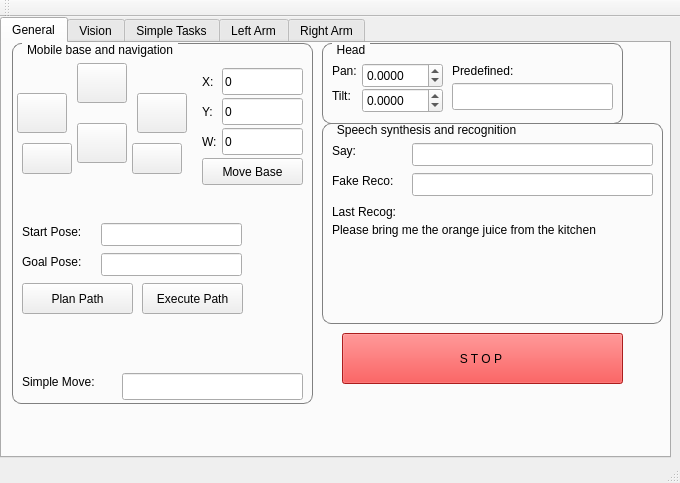
First picture: the form in catkin_ws/src/hri/justina_gui/src/MainWindow.ui, repository mnegretev/ComputerVisionForRobotics-2024-2, before the edit.
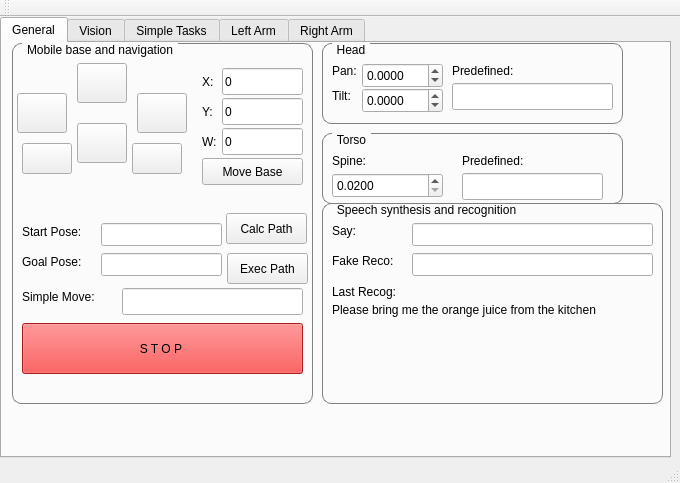
Second picture: the form after the edit.

Patch:
```diff
--- a/catkin_ws/src/hri/justina_gui/src/MainWindow.ui
+++ b/catkin_ws/src/hri/justina_gui/src/MainWindow.ui
@@ -69,14 +69,14 @@
       <widget class="QPushButton" name="navBtnExecPath">
        <property name="geometry">
         <rect>
-         <x>130</x>
-         <y>240</y>
-         <width>101</width>
+         <x>215</x>
+         <y>210</y>
+         <width>81</width>
          <height>31</height>
         </rect>
        </property>
        <property name="text">
-        <string>Execute Path</string>
+        <string>Exec Path</string>
        </property>
       </widget>
       <widget class="QLineEdit" name="navTxtStartPose">
@@ -84,7 +84,7 @@
         <rect>
          <x>89</x>
          <y>180</y>
-         <width>141</width>
+         <width>121</width>
          <height>23</height>
         </rect>
        </property>
@@ -94,7 +94,7 @@
         <rect>
          <x>89</x>
          <y>210</y>
-         <width>141</width>
+         <width>121</width>
          <height>23</height>
         </rect>
        </property>
@@ -115,14 +115,14 @@
       <widget class="QPushButton" name="navBtnCalcPath">
        <property name="geometry">
         <rect>
-         <x>10</x>
-         <y>240</y>
-         <width>111</width>
+         <x>214</x>
+         <y>170</y>
+         <width>81</width>
          <height>31</height>
         </rect>
        </property>
        <property name="text">
-        <string>Plan Path</string>
+        <string>Calc Path</string>
        </property>
       </widget>
       <widget class="QLabel" name="navLblGoalPose">
@@ -142,7 +142,7 @@
        <property name="geometry">
         <rect>
          <x>10</x>
-         <y>330</y>
+         <y>245</y>
          <width>101</width>
          <height>17</height>
         </rect>
@@ -155,7 +155,7 @@
        <property name="geometry">
         <rect>
          <x>110</x>
-         <y>330</y>
+         <y>245</y>
          <width>181</width>
          <height>27</height>
         </rect>
@@ -328,6 +328,461 @@
         <string>0</string>
        </property>
       </widget>
+      <widget class="QPushButton" name="btnStop">
+       <property name="geometry">
+        <rect>
+         <x>10</x>
+         <y>280</y>
+         <width>281</width>
+         <height>51</height>
+        </rect>
+       </property>
+       <property name="palette">
+        <palette>
+         <active>
+          <colorrole role="WindowText">
+           <brush brushstyle="SolidPattern">
+            <color alpha="255">
+             <red>0</red>
+             <green>0</green>
+             <blue>0</blue>
+            </color>
+           </brush>
+          </colorrole>
+          <colorrole role="Button">
+           <brush brushstyle="SolidPattern">
+            <color alpha="255">
+             <red>239</red>
+             <green>41</green>
+             <blue>41</blue>
+            </color>
+           </brush>
+          </colorrole>
+          <colorrole role="Light">
+           <brush brushstyle="SolidPattern">
+            <color alpha="255">
+             <red>255</red>
+             <green>147</green>
+             <blue>147</blue>
+            </color>
+           </brush>
+          </colorrole>
+          <colorrole role="Midlight">
+           <brush brushstyle="SolidPattern">
+            <color alpha="255">
+             <red>247</red>
+             <green>94</green>
+             <blue>94</blue>
+            </color>
+           </brush>
+          </colorrole>
+          <colorrole role="Dark">
+           <brush brushstyle="SolidPattern">
+            <color alpha="255">
+             <red>119</red>
+             <green>20</green>
+             <blue>20</blue>
+            </color>
+           </brush>
+          </colorrole>
+          <colorrole role="Mid">
+           <brush brushstyle="SolidPattern">
+            <color alpha="255">
+             <red>159</red>
+             <green>27</green>
+             <blue>27</blue>
+            </color>
+           </brush>
+          </colorrole>
+          <colorrole role="Text">
+           <brush brushstyle="SolidPattern">
+            <color alpha="255">
+             <red>0</red>
+             <green>0</green>
+             <blue>0</blue>
+            </color>
+           </brush>
+          </colorrole>
+          <colorrole role="BrightText">
+           <brush brushstyle="SolidPattern">
+            <color alpha="255">
+             <red>255</red>
+             <green>255</green>
+             <blue>255</blue>
+            </color>
+           </brush>
+          </colorrole>
+          <colorrole role="ButtonText">
+           <brush brushstyle="SolidPattern">
+            <color alpha="255">
+             <red>0</red>
+             <green>0</green>
+             <blue>0</blue>
+            </color>
+           </brush>
+          </colorrole>
+          <colorrole role="Base">
+           <brush brushstyle="SolidPattern">
+            <color alpha="255">
+             <red>255</red>
+             <green>255</green>
+             <blue>255</blue>
+            </color>
+           </brush>
+          </colorrole>
+          <colorrole role="Window">
+           <brush brushstyle="SolidPattern">
+            <color alpha="255">
+             <red>239</red>
+             <green>41</green>
+             <blue>41</blue>
+            </color>
+           </brush>
+          </colorrole>
+          <colorrole role="Shadow">
+           <brush brushstyle="SolidPattern">
+            <color alpha="255">
+             <red>0</red>
+             <green>0</green>
+             <blue>0</blue>
+            </color>
+           </brush>
+          </colorrole>
+          <colorrole role="AlternateBase">
+           <brush brushstyle="SolidPattern">
+            <color alpha="255">
+             <red>247</red>
+             <green>148</green>
+             <blue>148</blue>
+            </color>
+           </brush>
+          </colorrole>
+          <colorrole role="ToolTipBase">
+           <brush brushstyle="SolidPattern">
+            <color alpha="255">
+             <red>255</red>
+             <green>255</green>
+             <blue>220</blue>
+            </color>
+           </brush>
+          </colorrole>
+          <colorrole role="ToolTipText">
+           <brush brushstyle="SolidPattern">
+            <color alpha="255">
+             <red>0</red>
+             <green>0</green>
+             <blue>0</blue>
+            </color>
+           </brush>
+          </colorrole>
+          <colorrole role="PlaceholderText">
+           <brush brushstyle="NoBrush">
+            <color alpha="128">
+             <red>0</red>
+             <green>0</green>
+             <blue>0</blue>
+            </color>
+           </brush>
+          </colorrole>
+         </active>
+         <inactive>
+          <colorrole role="WindowText">
+           <brush brushstyle="SolidPattern">
+            <color alpha="255">
+             <red>0</red>
+             <green>0</green>
+             <blue>0</blue>
+            </color>
+           </brush>
+          </colorrole>
+          <colorrole role="Button">
+           <brush brushstyle="SolidPattern">
+            <color alpha="255">
+             <red>239</red>
+             <green>41</green>
+             <blue>41</blue>
+            </color>
+           </brush>
+          </colorrole>
+          <colorrole role="Light">
+           <brush brushstyle="SolidPattern">
+            <color alpha="255">
+             <red>255</red>
+             <green>147</green>
+             <blue>147</blue>
+            </color>
+           </brush>
+          </colorrole>
+          <colorrole role="Midlight">
+           <brush brushstyle="SolidPattern">
+            <color alpha="255">
+             <red>247</red>
+             <green>94</green>
+             <blue>94</blue>
+            </color>
+           </brush>
+          </colorrole>
+          <colorrole role="Dark">
+           <brush brushstyle="SolidPattern">
+            <color alpha="255">
+             <red>119</red>
+             <green>20</green>
+             <blue>20</blue>
+            </color>
+           </brush>
+          </colorrole>
+          <colorrole role="Mid">
+           <brush brushstyle="SolidPattern">
+            <color alpha="255">
+             <red>159</red>
+             <green>27</green>
+             <blue>27</blue>
+            </color>
+           </brush>
+          </colorrole>
+          <colorrole role="Text">
+           <brush brushstyle="SolidPattern">
+            <color alpha="255">
+             <red>0</red>
+             <green>0</green>
+             <blue>0</blue>
+            </color>
+           </brush>
+          </colorrole>
+          <colorrole role="BrightText">
+           <brush brushstyle="SolidPattern">
+            <color alpha="255">
+             <red>255</red>
+             <green>255</green>
+             <blue>255</blue>
+            </color>
+           </brush>
+          </colorrole>
+          <colorrole role="ButtonText">
+           <brush brushstyle="SolidPattern">
+            <color alpha="255">
+             <red>0</red>
+             <green>0</green>
+             <blue>0</blue>
+            </color>
+           </brush>
+          </colorrole>
+          <colorrole role="Base">
+           <brush brushstyle="SolidPattern">
+            <color alpha="255">
+             <red>255</red>
+             <green>255</green>
+             <blue>255</blue>
+            </color>
+           </brush>
+          </colorrole>
+          <colorrole role="Window">
+           <brush brushstyle="SolidPattern">
+            <color alpha="255">
+             <red>239</red>
+             <green>41</green>
+             <blue>41</blue>
+            </color>
+           </brush>
+          </colorrole>
+          <colorrole role="Shadow">
+           <brush brushstyle="SolidPattern">
+            <color alpha="255">
+             <red>0</red>
+             <green>0</green>
+             <blue>0</blue>
+            </color>
+           </brush>
+          </colorrole>
+          <colorrole role="AlternateBase">
+           <brush brushstyle="SolidPattern">
+            <color alpha="255">
+             <red>247</red>
+             <green>148</green>
+             <blue>148</blue>
+            </color>
+           </brush>
+          </colorrole>
+          <colorrole role="ToolTipBase">
+           <brush brushstyle="SolidPattern">
+            <color alpha="255">
+             <red>255</red>
+             <green>255</green>
+             <blue>220</blue>
+            </color>
+           </brush>
+          </colorrole>
+          <colorrole role="ToolTipText">
+           <brush brushstyle="SolidPattern">
+            <color alpha="255">
+             <red>0</red>
+             <green>0</green>
+             <blue>0</blue>
+            </color>
+           </brush>
+          </colorrole>
+          <colorrole role="PlaceholderText">
+           <brush brushstyle="NoBrush">
+            <color alpha="128">
+             <red>0</red>
+             <green>0</green>
+             <blue>0</blue>
+            </color>
+           </brush>
+          </colorrole>
+         </inactive>
+         <disabled>
+          <colorrole role="WindowText">
+           <brush brushstyle="SolidPattern">
+            <color alpha="255">
+             <red>119</red>
+             <green>20</green>
+             <blue>20</blue>
+            </color>
+           </brush>
+          </colorrole>
+          <colorrole role="Button">
+           <brush brushstyle="SolidPattern">
+            <color alpha="255">
+             <red>239</red>
+             <green>41</green>
+             <blue>41</blue>
+            </color>
+           </brush>
+          </colorrole>
+          <colorrole role="Light">
+           <brush brushstyle="SolidPattern">
+            <color alpha="255">
+             <red>255</red>
+             <green>147</green>
+             <blue>147</blue>
+            </color>
+           </brush>
+          </colorrole>
+          <colorrole role="Midlight">
+           <brush brushstyle="SolidPattern">
+            <color alpha="255">
+             <red>247</red>
+             <green>94</green>
+             <blue>94</blue>
+            </color>
+           </brush>
+          </colorrole>
+          <colorrole role="Dark">
+           <brush brushstyle="SolidPattern">
+            <color alpha="255">
+             <red>119</red>
+             <green>20</green>
+             <blue>20</blue>
+            </color>
+           </brush>
+          </colorrole>
+          <colorrole role="Mid">
+           <brush brushstyle="SolidPattern">
+            <color alpha="255">
+             <red>159</red>
+             <green>27</green>
+             <blue>27</blue>
+            </color>
+           </brush>
+          </colorrole>
+          <colorrole role="Text">
+           <brush brushstyle="SolidPattern">
+            <color alpha="255">
+             <red>119</red>
+             <green>20</green>
+             <blue>20</blue>
+            </color>
+           </brush>
+          </colorrole>
+          <colorrole role="BrightText">
+           <brush brushstyle="SolidPattern">
+            <color alpha="255">
+             <red>255</red>
+             <green>255</green>
+             <blue>255</blue>
+            </color>
+           </brush>
+          </colorrole>
+          <colorrole role="ButtonText">
+           <brush brushstyle="SolidPattern">
+            <color alpha="255">
+             <red>119</red>
+             <green>20</green>
+             <blue>20</blue>
+            </color>
+           </brush>
+          </colorrole>
+          <colorrole role="Base">
+           <brush brushstyle="SolidPattern">
+            <color alpha="255">
+             <red>239</red>
+             <green>41</green>
+             <blue>41</blue>
+            </color>
+           </brush>
+          </colorrole>
+          <colorrole role="Window">
+           <brush brushstyle="SolidPattern">
+            <color alpha="255">
+             <red>239</red>
+             <green>41</green>
+             <blue>41</blue>
+            </color>
+           </brush>
+          </colorrole>
+          <colorrole role="Shadow">
+           <brush brushstyle="SolidPattern">
+            <color alpha="255">
+             <red>0</red>
+             <green>0</green>
+             <blue>0</blue>
+            </color>
+           </brush>
+          </colorrole>
+          <colorrole role="AlternateBase">
+           <brush brushstyle="SolidPattern">
+            <color alpha="255">
+             <red>239</red>
+             <green>41</green>
+             <blue>41</blue>
+            </color>
+           </brush>
+          </colorrole>
+          <colorrole role="ToolTipBase">
+           <brush brushstyle="SolidPattern">
+            <color alpha="255">
+             <red>255</red>
+             <green>255</green>
+             <blue>220</blue>
+            </color>
+           </brush>
+          </colorrole>
+          <colorrole role="ToolTipText">
+           <brush brushstyle="SolidPattern">
+            <color alpha="255">
+             <red>0</red>
+             <green>0</green>
+             <blue>0</blue>
+            </color>
+           </brush>
+          </colorrole>
+          <colorrole role="PlaceholderText">
+           <brush brushstyle="NoBrush">
+            <color alpha="128">
+             <red>0</red>
+             <green>0</green>
+             <blue>0</blue>
+            </color>
+           </brush>
+          </colorrole>
+         </disabled>
+        </palette>
+       </property>
+       <property name="text">
+        <string>S T O P </string>
+       </property>
+      </widget>
       <widget class="QPushButton" name="btnRight">
        <property name="geometry">
         <rect>
@@ -483,7 +938,7 @@
       <property name="geometry">
        <rect>
         <x>320</x>
-        <y>80</y>
+        <y>160</y>
         <width>341</width>
         <height>201</height>
        </rect>
@@ -570,460 +1025,79 @@
        </property>
       </widget>
      </widget>
-     <widget class="QPushButton" name="btnStop">
+     <widget class="QGroupBox" name="gbHead_2">
       <property name="geometry">
        <rect>
-        <x>340</x>
-        <y>290</y>
-        <width>281</width>
-        <height>51</height>
+        <x>320</x>
+        <y>90</y>
+        <width>301</width>
+        <height>71</height>
        </rect>
       </property>
-      <property name="palette">
-       <palette>
-        <active>
-         <colorrole role="WindowText">
-          <brush brushstyle="SolidPattern">
-           <color alpha="255">
-            <red>0</red>
-            <green>0</green>
-            <blue>0</blue>
-           </color>
-          </brush>
-         </colorrole>
-         <colorrole role="Button">
-          <brush brushstyle="SolidPattern">
-           <color alpha="255">
-            <red>239</red>
-            <green>41</green>
-            <blue>41</blue>
-           </color>
-          </brush>
-         </colorrole>
-         <colorrole role="Light">
-          <brush brushstyle="SolidPattern">
-           <color alpha="255">
-            <red>255</red>
-            <green>147</green>
-            <blue>147</blue>
-           </color>
-          </brush>
-         </colorrole>
-         <colorrole role="Midlight">
-          <brush brushstyle="SolidPattern">
-           <color alpha="255">
-            <red>247</red>
-            <green>94</green>
-            <blue>94</blue>
-           </color>
-          </brush>
-         </colorrole>
-         <colorrole role="Dark">
-          <brush brushstyle="SolidPattern">
-           <color alpha="255">
-            <red>119</red>
-            <green>20</green>
-            <blue>20</blue>
-           </color>
-          </brush>
-         </colorrole>
-         <colorrole role="Mid">
-          <brush brushstyle="SolidPattern">
-           <color alpha="255">
-            <red>159</red>
-            <green>27</green>
-            <blue>27</blue>
-           </color>
-          </brush>
-         </colorrole>
-         <colorrole role="Text">
-          <brush brushstyle="SolidPattern">
-           <color alpha="255">
-            <red>0</red>
-            <green>0</green>
-            <blue>0</blue>
-           </color>
-          </brush>
-         </colorrole>
-         <colorrole role="BrightText">
-          <brush brushstyle="SolidPattern">
-           <color alpha="255">
-            <red>255</red>
-            <green>255</green>
-            <blue>255</blue>
-           </color>
-          </brush>
-         </colorrole>
-         <colorrole role="ButtonText">
-          <brush brushstyle="SolidPattern">
-           <color alpha="255">
-            <red>0</red>
-            <green>0</green>
-            <blue>0</blue>
-           </color>
-          </brush>
-         </colorrole>
-         <colorrole role="Base">
-          <brush brushstyle="SolidPattern">
-           <color alpha="255">
-            <red>255</red>
-            <green>255</green>
-            <blue>255</blue>
-           </color>
-          </brush>
-         </colorrole>
-         <colorrole role="Window">
-          <brush brushstyle="SolidPattern">
-           <color alpha="255">
-            <red>239</red>
-            <green>41</green>
-            <blue>41</blue>
-           </color>
-          </brush>
-         </colorrole>
-         <colorrole role="Shadow">
-          <brush brushstyle="SolidPattern">
-           <color alpha="255">
-            <red>0</red>
-            <green>0</green>
-            <blue>0</blue>
-           </color>
-          </brush>
-         </colorrole>
-         <colorrole role="AlternateBase">
-          <brush brushstyle="SolidPattern">
-           <color alpha="255">
-            <red>247</red>
-            <green>148</green>
-            <blue>148</blue>
-           </color>
-          </brush>
-         </colorrole>
-         <colorrole role="ToolTipBase">
-          <brush brushstyle="SolidPattern">
-           <color alpha="255">
-            <red>255</red>
-            <green>255</green>
-            <blue>220</blue>
-           </color>
-          </brush>
-         </colorrole>
-         <colorrole role="ToolTipText">
-          <brush brushstyle="SolidPattern">
-           <color alpha="255">
-            <red>0</red>
-            <green>0</green>
-            <blue>0</blue>
-           </color>
-          </brush>
-         </colorrole>
-         <colorrole role="PlaceholderText">
-          <brush brushstyle="NoBrush">
-           <color alpha="128">
-            <red>0</red>
-            <green>0</green>
-            <blue>0</blue>
-           </color>
-          </brush>
-         </colorrole>
-        </active>
-        <inactive>
-         <colorrole role="WindowText">
-          <brush brushstyle="SolidPattern">
-           <color alpha="255">
-            <red>0</red>
-            <green>0</green>
-            <blue>0</blue>
-           </color>
-          </brush>
-         </colorrole>
-         <colorrole role="Button">
-          <brush brushstyle="SolidPattern">
-           <color alpha="255">
-            <red>239</red>
-            <green>41</green>
-            <blue>41</blue>
-           </color>
-          </brush>
-         </colorrole>
-         <colorrole role="Light">
-          <brush brushstyle="SolidPattern">
-           <color alpha="255">
-            <red>255</red>
-            <green>147</green>
-            <blue>147</blue>
-           </color>
-          </brush>
-         </colorrole>
-         <colorrole role="Midlight">
-          <brush brushstyle="SolidPattern">
-           <color alpha="255">
-            <red>247</red>
-            <green>94</green>
-            <blue>94</blue>
-           </color>
-          </brush>
-         </colorrole>
-         <colorrole role="Dark">
-          <brush brushstyle="SolidPattern">
-           <color alpha="255">
-            <red>119</red>
-            <green>20</green>
-            <blue>20</blue>
-           </color>
-          </brush>
-         </colorrole>
-         <colorrole role="Mid">
-          <brush brushstyle="SolidPattern">
-           <color alpha="255">
-            <red>159</red>
-            <green>27</green>
-            <blue>27</blue>
-           </color>
-          </brush>
-         </colorrole>
-         <colorrole role="Text">
-          <brush brushstyle="SolidPattern">
-           <color alpha="255">
-            <red>0</red>
-            <green>0</green>
-            <blue>0</blue>
-           </color>
-          </brush>
-         </colorrole>
-         <colorrole role="BrightText">
-          <brush brushstyle="SolidPattern">
-           <color alpha="255">
-            <red>255</red>
-            <green>255</green>
-            <blue>255</blue>
-           </color>
-          </brush>
-         </colorrole>
-         <colorrole role="ButtonText">
-          <brush brushstyle="SolidPattern">
-           <color alpha="255">
-            <red>0</red>
-            <green>0</green>
-            <blue>0</blue>
-           </color>
-          </brush>
-         </colorrole>
-         <colorrole role="Base">
-          <brush brushstyle="SolidPattern">
-           <color alpha="255">
-            <red>255</red>
-            <green>255</green>
-            <blue>255</blue>
-           </color>
-          </brush>
-         </colorrole>
-         <colorrole role="Window">
-          <brush brushstyle="SolidPattern">
-           <color alpha="255">
-            <red>239</red>
-            <green>41</green>
-            <blue>41</blue>
-           </color>
-          </brush>
-         </colorrole>
-         <colorrole role="Shadow">
-          <brush brushstyle="SolidPattern">
-           <color alpha="255">
-            <red>0</red>
-            <green>0</green>
-            <blue>0</blue>
-           </color>
-          </brush>
-         </colorrole>
-         <colorrole role="AlternateBase">
-          <brush brushstyle="SolidPattern">
-           <color alpha="255">
-            <red>247</red>
-            <green>148</green>
-            <blue>148</blue>
-           </color>
-          </brush>
-         </colorrole>
-         <colorrole role="ToolTipBase">
-          <brush brushstyle="SolidPattern">
-           <color alpha="255">
-            <red>255</red>
-            <green>255</green>
-            <blue>220</blue>
-           </color>
-          </brush>
-         </colorrole>
-         <colorrole role="ToolTipText">
-          <brush brushstyle="SolidPattern">
-           <color alpha="255">
-            <red>0</red>
-            <green>0</green>
-            <blue>0</blue>
-           </color>
-          </brush>
-         </colorrole>
-         <colorrole role="PlaceholderText">
-          <brush brushstyle="NoBrush">
-           <color alpha="128">
-            <red>0</red>
-            <green>0</green>
-            <blue>0</blue>
-           </color>
-          </brush>
-         </colorrole>
-        </inactive>
-        <disabled>
-         <colorrole role="WindowText">
-          <brush brushstyle="SolidPattern">
-           <color alpha="255">
-            <red>119</red>
-            <green>20</green>
-            <blue>20</blue>
-           </color>
-          </brush>
-         </colorrole>
-         <colorrole role="Button">
-          <brush brushstyle="SolidPattern">
-           <color alpha="255">
-            <red>239</red>
-            <green>41</green>
-            <blue>41</blue>
-           </color>
-          </brush>
-         </colorrole>
-         <colorrole role="Light">
-          <brush brushstyle="SolidPattern">
-           <color alpha="255">
-            <red>255</red>
-            <green>147</green>
-            <blue>147</blue>
-           </color>
-          </brush>
-         </colorrole>
-         <colorrole role="Midlight">
-          <brush brushstyle="SolidPattern">
-           <color alpha="255">
-            <red>247</red>
-            <green>94</green>
-            <blue>94</blue>
-           </color>
-          </brush>
-         </colorrole>
-         <colorrole role="Dark">
-          <brush brushstyle="SolidPattern">
-           <color alpha="255">
-            <red>119</red>
-            <green>20</green>
-            <blue>20</blue>
-           </color>
-          </brush>
-         </colorrole>
-         <colorrole role="Mid">
-          <brush brushstyle="SolidPattern">
-           <color alpha="255">
-            <red>159</red>
-            <green>27</green>
-            <blue>27</blue>
-           </color>
-          </brush>
-         </colorrole>
-         <colorrole role="Text">
-          <brush brushstyle="SolidPattern">
-           <color alpha="255">
-            <red>119</red>
-            <green>20</green>
-            <blue>20</blue>
-           </color>
-          </brush>
-         </colorrole>
-         <colorrole role="BrightText">
-          <brush brushstyle="SolidPattern">
-           <color alpha="255">
-            <red>255</red>
-            <green>255</green>
-            <blue>255</blue>
-           </color>
-          </brush>
-         </colorrole>
-         <colorrole role="ButtonText">
-          <brush brushstyle="SolidPattern">
-           <color alpha="255">
-            <red>119</red>
-            <green>20</green>
-            <blue>20</blue>
-           </color>
-          </brush>
-         </colorrole>
-         <colorrole role="Base">
-          <brush brushstyle="SolidPattern">
-           <color alpha="255">
-            <red>239</red>
-            <green>41</green>
-            <blue>41</blue>
-           </color>
-          </brush>
-         </colorrole>
-         <colorrole role="Window">
-          <brush brushstyle="SolidPattern">
-           <color alpha="255">
-            <red>239</red>
-            <green>41</green>
-            <blue>41</blue>
-           </color>
-          </brush>
-         </colorrole>
-         <colorrole role="Shadow">
-          <brush brushstyle="SolidPattern">
-           <color alpha="255">
-            <red>0</red>
-            <green>0</green>
-            <blue>0</blue>
-           </color>
-          </brush>
-         </colorrole>
-         <colorrole role="AlternateBase">
-          <brush brushstyle="SolidPattern">
-           <color alpha="255">
-            <red>239</red>
-            <green>41</green>
-            <blue>41</blue>
-           </color>
-          </brush>
-         </colorrole>
-         <colorrole role="ToolTipBase">
-          <brush brushstyle="SolidPattern">
-           <color alpha="255">
-            <red>255</red>
-            <green>255</green>
-            <blue>220</blue>
-           </color>
-          </brush>
-         </colorrole>
-         <colorrole role="ToolTipText">
-          <brush brushstyle="SolidPattern">
-           <color alpha="255">
-            <red>0</red>
-            <green>0</green>
-            <blue>0</blue>
-           </color>
-          </brush>
-         </colorrole>
-         <colorrole role="PlaceholderText">
-          <brush brushstyle="NoBrush">
-           <color alpha="128">
-            <red>0</red>
-            <green>0</green>
-            <blue>0</blue>
-           </color>
-          </brush>
-         </colorrole>
-        </disabled>
-       </palette>
+      <property name="title">
+       <string>Torso</string>
       </property>
-      <property name="text">
-       <string>S T O P </string>
-      </property>
+      <widget class="QDoubleSpinBox" name="torTxtPos">
+       <property name="geometry">
+        <rect>
+         <x>10</x>
+         <y>40</y>
+         <width>111</width>
+         <height>25</height>
+        </rect>
+       </property>
+       <property name="keyboardTracking">
+        <bool>false</bool>
+       </property>
+       <property name="decimals">
+        <number>4</number>
+       </property>
+       <property name="minimum">
+        <double>0.020000000000000</double>
+       </property>
+       <property name="maximum">
+        <double>0.280000000000000</double>
+       </property>
+       <property name="singleStep">
+        <double>0.020000000000000</double>
+       </property>
+      </widget>
+      <widget class="QLabel" name="hdLblPan_2">
+       <property name="geometry">
+        <rect>
+         <x>10</x>
+         <y>20</y>
+         <width>51</width>
+         <height>16</height>
+        </rect>
+       </property>
+       <property name="text">
+        <string>Spine:</string>
+       </property>
+      </widget>
+      <widget class="QLabel" name="hdLblHeadPoseLbl_2">
+       <property name="geometry">
+        <rect>
+         <x>140</x>
+         <y>20</y>
+         <width>91</width>
+         <height>16</height>
+        </rect>
+       </property>
+       <property name="text">
+        <string>Predefined:</string>
+       </property>
+      </widget>
+      <widget class="QLineEdit" name="torTxtPredefined">
+       <property name="geometry">
+        <rect>
+         <x>140</x>
+         <y>40</y>
+         <width>141</width>
+         <height>27</height>
+        </rect>
+       </property>
+      </widget>
      </widget>
     </widget>
     <widget class="QWidget" name="tab">
```
Left out of the diff: 32 changed lines with no effect on the pictures.
